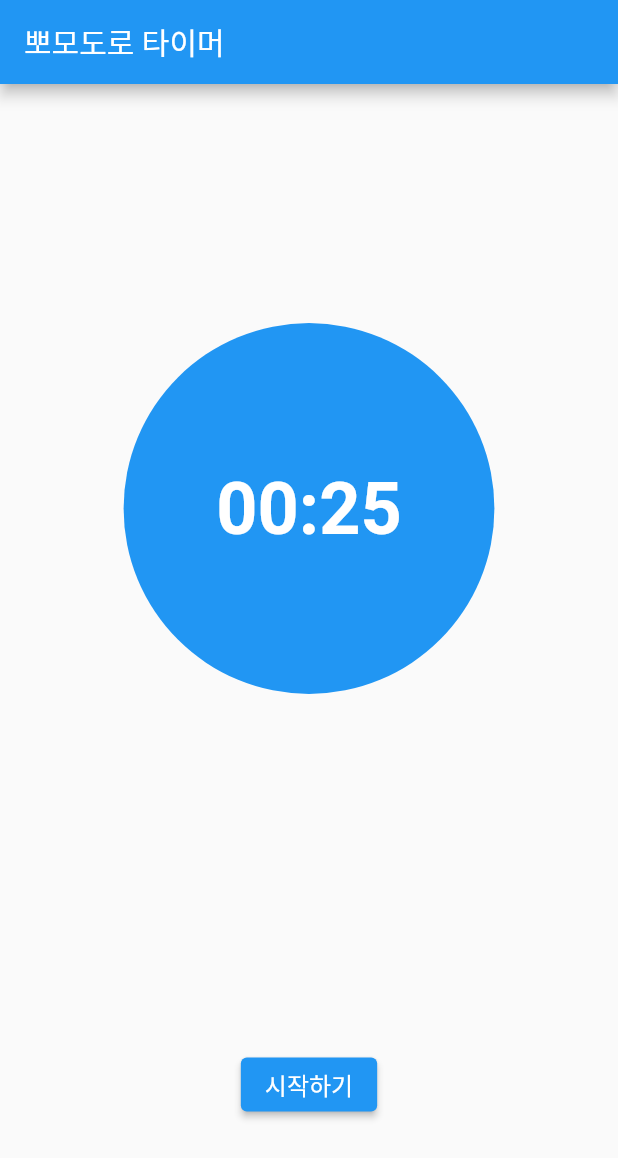
After one commit to naman79/getx_pomodoro, a Flutter app: the screen it shows after launch, after a tap on "시작하기", after a tap on "포기하기", on a phone screen of 412 x 824 dp. The commit adds this screen. Shown: the top 1158 px of the screen. Run offline on Flutter 3.47's test engine with Material 2 defaults, Android fonts, the phone set to English and light mode, and no system bars; our stand-ins replace fluttertoast, get, sprintf.

Commit message:
add getx controller

```diff
--- /dev/null
+++ b/lib/controller/timer_controller.dart
@@ -0,0 +1,104 @@
+import 'package:get/get.dart';
+import 'dart:async';
+import 'package:flutter/material.dart';
+import 'package:fluttertoast/fluttertoast.dart';
+
+void showToast(String message) {
+  Fluttertoast.showToast(
+    msg: message,
+    toastLength: Toast.LENGTH_LONG,
+    gravity: ToastGravity.BOTTOM,
+    timeInSecForIosWeb: 5,
+    backgroundColor: Colors.grey,
+    textColor: Colors.white,
+    fontSize: 16.0,
+  );
+}
+
+enum TimerStatus { running, paused, stopped, resting }
+
+class TimerController extends GetxController {
+  static const WORK_SECONDS = 25;
+  static const REST_SECONDS = 5;
+
+  late TimerStatus timerStatus;
+  late int timer;
+  late int pomodoroCount;
+
+  @override
+  void onInit() {
+    super.onInit();
+    timerStatus = TimerStatus.stopped;
+    print(timerStatus.toString());
+    timer = WORK_SECONDS;
+    pomodoroCount = 0;
+    update();
+  }
+
+  void run() {
+    timerStatus = TimerStatus.running;
+    print("[=>]" + timerStatus.toString());
+    runTimer();
+    update();
+  }
+
+  void rest() {
+    timer = REST_SECONDS;
+    timerStatus = TimerStatus.resting;
+    print("[=>]" + timerStatus.toString());
+    update();
+  }
+
+  void pause() {
+    timerStatus = TimerStatus.paused;
+    print("[=>]" + timerStatus.toString());
+    update();
+  }
+
+  void resume() {
+    run();
+  }
+
+  void stop() {
+    timer = WORK_SECONDS;
+    timerStatus = TimerStatus.stopped;
+    print("[=>]" + timerStatus.toString());
+    update();
+  }
+
+  void runTimer() async {
+    Timer.periodic(Duration(seconds: 1), (Timer t) {
+      switch (timerStatus) {
+        case TimerStatus.paused:
+          t.cancel();
+          break;
+        case TimerStatus.stopped:
+          t.cancel();
+          break;
+        case TimerStatus.running:
+          if (timer <= 0) {
+            showToast("작업완료");
+            rest();
+          } else {
+            timer -= 1;
+            update();
+          }
+          break;
+        case TimerStatus.resting:
+          if (timer <= 0) {
+            pomodoroCount += 1;
+            update();
+            showToast("오늘 $pomodoroCount 개의 뽀모도로를 달성했습니다.");
+            t.cancel();
+            stop();
+          } else {
+            timer -= 1;
+            update();
+          }
+          break;
+        default:
+          break;
+      }
+    });
+  }
+}
--- a/lib/screens/timer_screen.dart
+++ b/lib/screens/timer_screen.dart
@@ -3,6 +3,7 @@ import 'dart:async';
 import 'package:flutter/material.dart';
 import 'package:sprintf/sprintf.dart';
 import 'package:fluttertoast/fluttertoast.dart';
+import 'package:get/get.dart';
 
 void showToast(String message) {
   Fluttertoast.showToast(
--- /dev/null
+++ b/lib/screens/timer_screen_getx.dart
@@ -0,0 +1,124 @@
+import 'package:get/get.dart';
+import 'package:flutter/material.dart';
+import 'package:flutter_pomodoro/controller/timer_controller.dart';
+import 'package:sprintf/sprintf.dart';
+import 'package:fluttertoast/fluttertoast.dart';
+import 'package:get/get.dart';
+
+void showToast(String message) {
+  Fluttertoast.showToast(
+    msg: message,
+    toastLength: Toast.LENGTH_LONG,
+    gravity: ToastGravity.BOTTOM,
+    timeInSecForIosWeb: 5,
+    backgroundColor: Colors.grey,
+    textColor: Colors.white,
+    fontSize: 16.0,
+  );
+}
+
+class TimerScreenGetX extends StatelessWidget {
+  TimerScreenGetX({Key? key}) : super(key: key);
+  TimerController _controller = Get.put(TimerController());
+
+  String secondsToString(String str) {
+    int seconds = int.parse(str);
+    return sprintf("%02d:%02d", [seconds ~/ 60, seconds % 60]);
+  }
+
+  @override
+  Widget build(BuildContext context) {
+    final List<Widget> _runningButtons = [
+      ElevatedButton(
+        onPressed: () {
+          _controller.timerStatus == TimerStatus.paused
+              ? _controller.resume()
+              : _controller.pause();
+        },
+        child: Text(
+          _controller.timerStatus == TimerStatus.paused
+              ? '계속하기'
+              : '일시정지', // 일시정지 중 ? 계속하기: 잃시정지
+          style: TextStyle(color: Colors.white, fontSize: 16),
+        ),
+        style: ElevatedButton.styleFrom(primary: Colors.blue),
+      ),
+      Padding(padding: EdgeInsets.all(20)),
+      ElevatedButton(
+        onPressed: () {
+          _controller.stop();
+        },
+        child: Text(
+          '포기하기',
+          style: TextStyle(fontSize: 16),
+        ),
+        style: ElevatedButton.styleFrom(primary: Colors.grey),
+      ),
+    ];
+    final List<Widget> _stoppedButtons = [
+      ElevatedButton(
+        onPressed: () {
+          _controller.run();
+        },
+        child: Text(
+          '시작하기',
+          style: TextStyle(color: Colors.white, fontSize: 16),
+        ),
+        style: ElevatedButton.styleFrom(
+          primary: _controller.timerStatus == TimerStatus.resting
+              ? Colors.green
+              : Colors.blue, // 휴식 중 ? 녹색 : 파란색
+        ),
+      ),
+    ];
+    return Scaffold(
+      appBar: AppBar(
+        title: Text('뽀모도로 타이머'),
+        backgroundColor: _controller.timerStatus == TimerStatus.resting
+            ? Colors.green
+            : Colors.blue,
+      ),
+      body: Column(
+        mainAxisAlignment: MainAxisAlignment.spaceAround,
+        children: [
+          Container(
+            height: MediaQuery.of(context).size.height * 0.5,
+            width: MediaQuery.of(context).size.width * 0.6,
+            child: Center(
+              child: GetBuilder<TimerController>(
+                builder: (controller) {
+                  return Text(
+                    secondsToString("${controller.timer}"),
+                    style: TextStyle(
+                      color: Colors.white,
+                      fontSize: 48,
+                      fontWeight: FontWeight.bold,
+                    ),
+                  );
+                },
+              ),
+            ),
+            decoration: BoxDecoration(
+              shape: BoxShape.circle,
+              color: _controller.timerStatus == TimerStatus.resting
+                  ? Colors.green
+                  : Colors.blue,
+            ),
+          ),
+          GetBuilder<TimerController>(
+            builder: (controller) {
+              return Row(
+                mainAxisAlignment: MainAxisAlignment.center,
+                children: controller.timerStatus == TimerStatus.resting
+                    ? const []
+                    : controller.timerStatus == TimerStatus.stopped
+                        ? _stoppedButtons
+                        : _runningButtons,
+              );
+            },
+          ),
+        ],
+      ),
+    );
+  }
+}
--- a/pubspec.yaml
+++ b/pubspec.yaml
@@ -31,6 +31,7 @@ dependencies:
     sdk: flutter
   sprintf: ^6.0.0
   fluttertoast: ^8.0.7
+  get:
 
   # The following adds the Cupertino Icons font to your application.
   # Use with the CupertinoIcons class for iOS style icons.
```
Also changed, not shown: lib/main.dart (+4 -48 lines), pubspec.lock.
